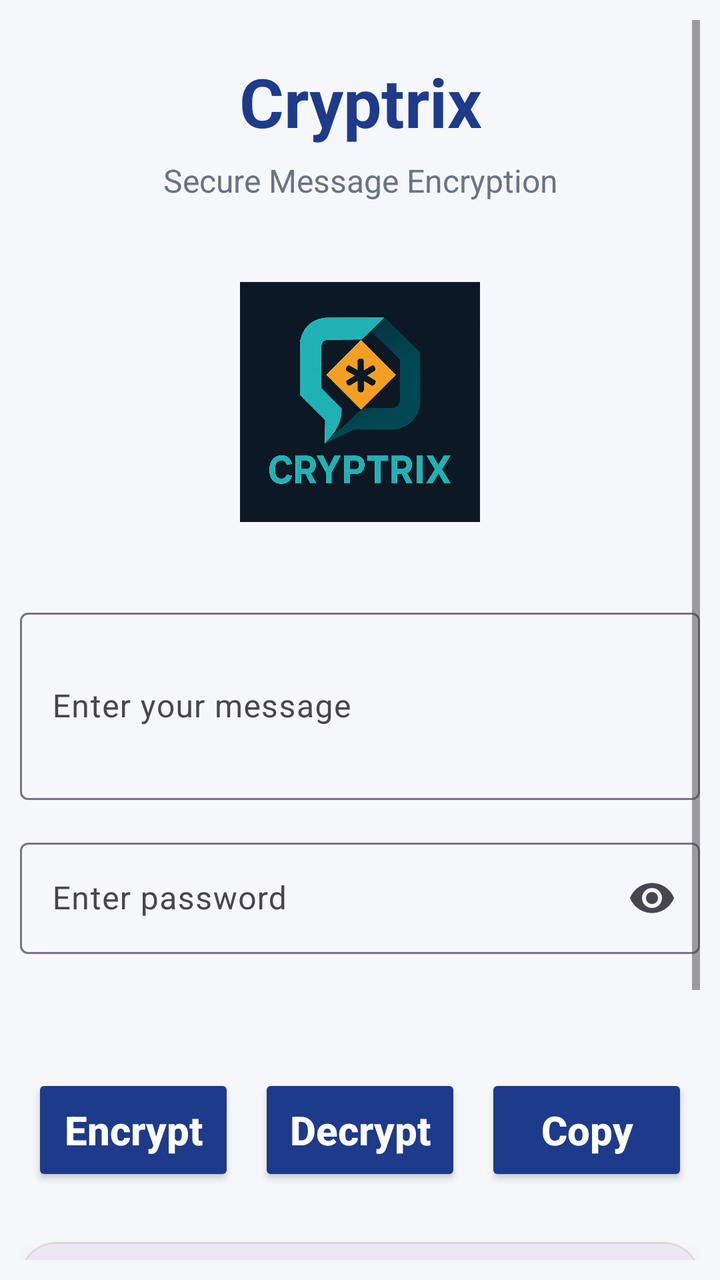
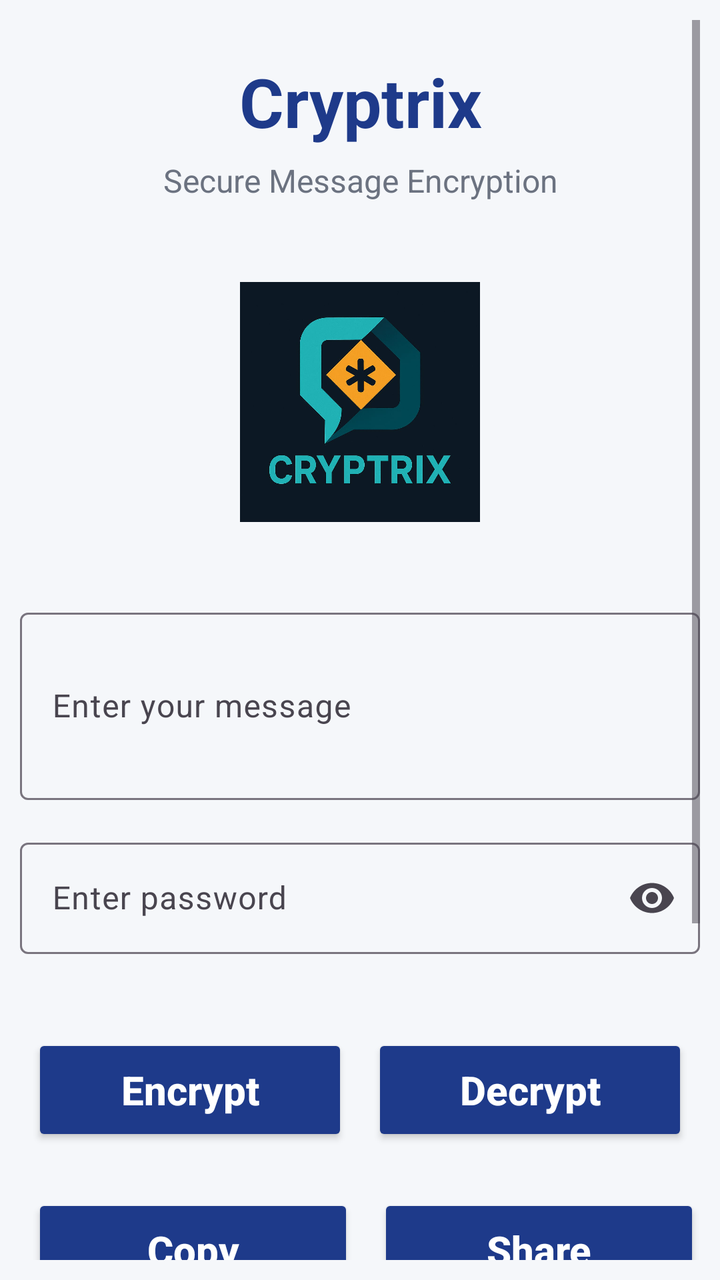

Screens rendered from an Android XML layout before and after an edit, with the pre-edit source and the edit as a unified diff.
<!-- AndroidManifest.xml: application theme Theme.Cryptrix -->
<!-- res/layout/activity_main.xml -->
<?xml version="1.0" encoding="utf-8"?>
<ScrollView xmlns:android="http://schemas.android.com/apk/res/android"
    xmlns:app="http://schemas.android.com/apk/res-auto"
    android:id="@+id/main"
    android:layout_width="match_parent"
    android:layout_height="match_parent"
    android:padding="10dp"
    android:background="#F5F7FA"
    android:fillViewport="true">

    <LinearLayout
        android:layout_width="match_parent"
        android:layout_height="wrap_content"
        android:orientation="vertical"
        android:gravity="center_horizontal">

        <TextView
            android:id="@+id/Wlcm"
            android:layout_width="match_parent"
            android:layout_height="wrap_content"
            android:text="Cryptrix"
            android:layout_marginTop="18dp"
            android:textStyle="bold"
            android:gravity="center"
            android:textSize="34sp"
            android:textColor="#1E3A8A" />

        <TextView
            android:id="@+id/subTitle"
            android:layout_width="wrap_content"
            android:layout_height="wrap_content"
            android:text="Secure Message Encryption"
            android:textSize="16sp"
            android:textColor="#6B7280"
            android:layout_marginTop="6dp"
            android:layout_marginBottom="20dp"
            android:gravity="center"/>

        <ImageView
            android:id="@+id/imageView"
            android:layout_width="120dp"
            android:layout_height="120dp"
            android:layout_marginTop="20dp"
            android:layout_marginBottom="20dp"
            app:srcCompat="@drawable/img12" />

        <com.google.android.material.textfield.TextInputLayout
            android:layout_width="match_parent"
            android:layout_height="wrap_content"
            android:layout_marginTop="20dp"
            android:hint="Enter your message"
            style="@style/Widget.Material3.TextInputLayout.OutlinedBox">

            <com.google.android.material.textfield.TextInputEditText
                android:id="@+id/inputMessage"
                android:layout_width="match_parent"
                android:layout_height="wrap_content"
                android:inputType="textMultiLine"
                android:minLines="3"
                android:maxLines="5"/>

        </com.google.android.material.textfield.TextInputLayout>

        <com.google.android.material.textfield.TextInputLayout
            android:layout_width="match_parent"
            android:layout_height="wrap_content"
            android:layout_marginTop="16dp"
            android:hint="Enter password"
            app:endIconMode="password_toggle"
            style="@style/Widget.Material3.TextInputLayout.OutlinedBox">

            <com.google.android.material.textfield.TextInputEditText
                android:id="@+id/inputKey"
                android:layout_width="match_parent"
                android:layout_height="wrap_content"
                android:inputType="textPassword"/>

        </com.google.android.material.textfield.TextInputLayout>

        <LinearLayout
            android:layout_width="match_parent"
            android:layout_height="wrap_content"
            android:orientation="horizontal"
            android:gravity="center"
            android:layout_marginTop="60dp"
            android:layout_marginBottom="12dp">

            <Button
                android:id="@+id/encryptButton"
                android:text="Encrypt"
                android:textColor="@color/white"
                android:textSize="20sp"
                android:layout_width="0dp"
                android:layout_height="56dp"
                android:layout_weight="1"
                android:layout_marginHorizontal="6dp"
                android:textAllCaps="false"
                android:textStyle="bold"
                android:backgroundTint="#1E3A8A" />

            <Button
                android:id="@+id/decryptButton"
                android:text="Decrypt"
                android:textColor="@color/white"
                android:textSize="20sp"
                android:layout_marginStart="12dp"
                android:layout_width="0dp"
                android:layout_height="56dp"
                android:layout_weight="1"
                android:layout_marginHorizontal="6dp"
                android:textAllCaps="false"
                android:textStyle="bold"
                android:backgroundTint="#1E3A8A" />

            <Button
                android:id="@+id/copyButton"
                android:text="Copy"
                android:textColor="@color/white"
                android:textSize="20sp"
                android:layout_marginStart="12dp"
                android:layout_width="0dp"
                android:layout_height="56dp"
                android:layout_weight="1"
                android:layout_marginHorizontal="6dp"
                android:textAllCaps="false"
                android:textStyle="bold"
                android:backgroundTint="#1E3A8A" />
        </LinearLayout>

        <com.google.android.material.card.MaterialCardView
            android:layout_width="match_parent"
            android:layout_height="wrap_content"
            android:layout_marginTop="16dp"
            android:layout_marginBottom="20dp"
            app:cardCornerRadius="18dp"
            app:cardElevation="6dp"
            app:strokeColor="#DADADA"
            app:strokeWidth="1dp">

            <LinearLayout
                android:layout_width="match_parent"
                android:layout_height="wrap_content"
                android:orientation="vertical"
                android:padding="18dp">

                <TextView
                    android:layout_width="wrap_content"
                    android:layout_height="wrap_content"
                    android:text="🔒 Encrypted / Decrypted Text"
                    android:textStyle="bold"
                    android:gravity="start"
                    android:textAlignment="viewStart"
                    android:fontFamily="monospace"
                    android:textSize="18sp"
                    android:textColor="#1E3A8A"/>

                <TextView
                    android:id="@+id/outputText"
                    android:layout_width="match_parent"
                    android:layout_height="wrap_content"
                    android:layout_marginTop="16dp"
                    android:minHeight="80dp"
                    android:text="Encrypted text will appear here"
                    android:padding="12dp"
                    android:textColor="#333333"
                    android:textSize="16sp"
                    android:textIsSelectable="true"/>

            </LinearLayout>

        </com.google.android.material.card.MaterialCardView>
    </LinearLayout>
</ScrollView>
<!-- resources referenced by this layout -->
<resources>
  <color name="white">#FFFFFFFF</color>
  <!-- drawable img12: png bitmap (drawable, 45816 bytes) -->
  <style name="Theme.Cryptrix" parent="Base.Theme.Cryptrix" />
  <style name="Base.Theme.Cryptrix" parent="Theme.Material3.DayNight.NoActionBar">
          
          
      </style>
</resources>

<!-- the commit's change to res/layout/activity_main.xml (unified diff, before → after) -->
@@ -82,7 +82,7 @@
             android:layout_height="wrap_content"
             android:orientation="horizontal"
             android:gravity="center"
-            android:layout_marginTop="60dp"
+            android:layout_marginTop="40dp"
             android:layout_marginBottom="12dp">
 
             <Button
@@ -112,6 +112,16 @@
                 android:textStyle="bold"
                 android:backgroundTint="#1E3A8A" />
 
+        </LinearLayout>
+
+        <LinearLayout
+            android:layout_width="match_parent"
+            android:layout_height="wrap_content"
+            android:orientation="horizontal"
+            android:gravity="center"
+            android:layout_marginTop="12dp"
+            android:layout_marginBottom="12dp">
+
             <Button
                 android:id="@+id/copyButton"
                 android:text="Copy"
@@ -125,6 +135,19 @@
                 android:textAllCaps="false"
                 android:textStyle="bold"
                 android:backgroundTint="#1E3A8A" />
+
+            <Button
+                android:id="@+id/shareButton"
+                android:layout_width="0dp"
+                android:layout_height="56dp"
+                android:layout_weight="1"
+                android:textSize="20sp"
+                android:text="Share"
+                android:textAllCaps="false"
+                android:textStyle="bold"
+                android:textColor="@android:color/white"
+                android:backgroundTint="#1E3A8A"
+                android:layout_marginStart="6dp"/>
         </LinearLayout>
 
         <com.google.android.material.card.MaterialCardView
